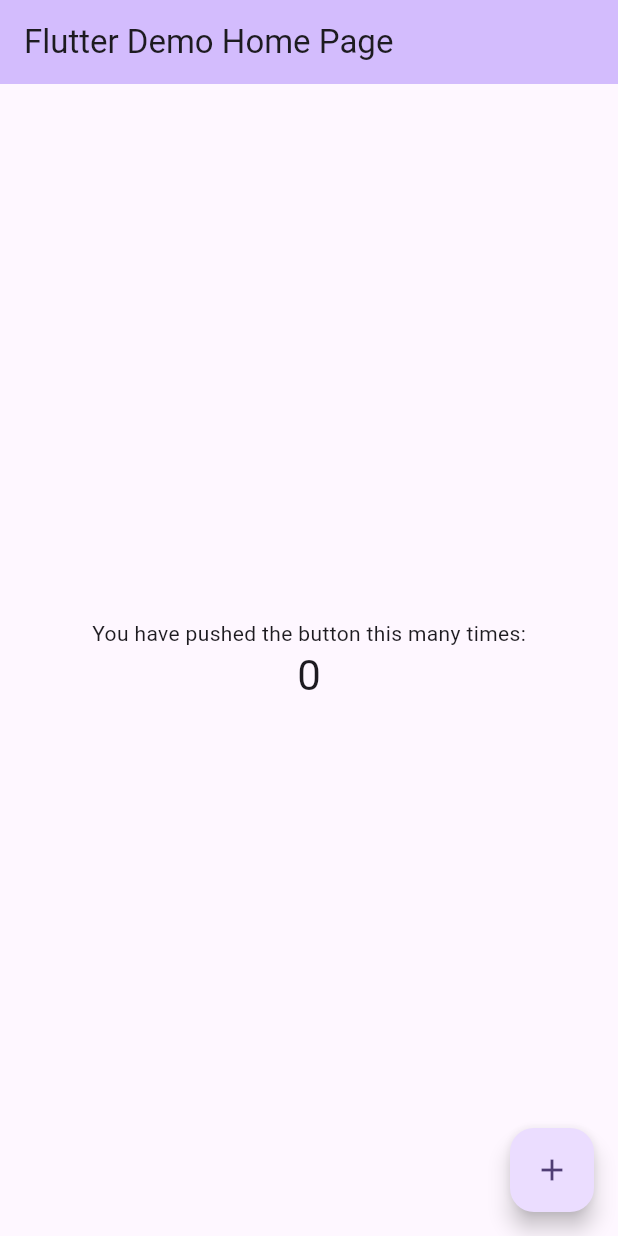
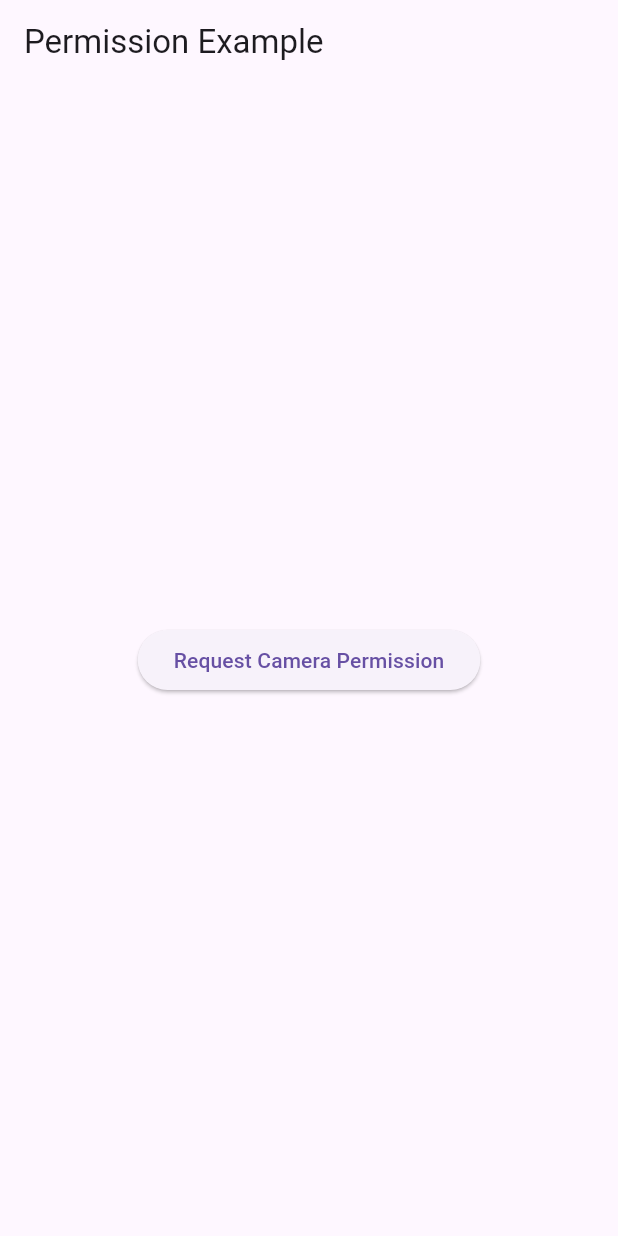
Before and after one commit to 67Vatsal/flutter_permission_manager, a Flutter app: the screen it shows after launch, on a phone screen of 412 x 824 dp. Run offline on Flutter 3.47's test engine with Material 3 defaults, Android fonts, the phone set to English and light mode, and no system bars; our stand-ins replace permission_handler.

Commit message:
permission manager

```diff
--- a/lib/main.dart
+++ b/lib/main.dart
@@ -1,4 +1,9 @@
+import 'package:flutter/cupertino.dart';
 import 'package:flutter/material.dart';
+import 'package:flutter_permission_manager/permission_UI_state.dart';
+import 'package:flutter_permission_manager/permission_manager.dart';
+import 'package:flutter_permission_manager/permission_type.dart';
+import 'package:permission_handler/permission_handler.dart';
 
 void main() {
   runApp(const MyApp());
@@ -7,116 +12,88 @@ void main() {
 class MyApp extends StatelessWidget {
   const MyApp({super.key});
 
-  // This widget is the root of your application.
   @override
   Widget build(BuildContext context) {
     return MaterialApp(
-      title: 'Flutter Demo',
-      theme: ThemeData(
-        // This is the theme of your application.
-        //
-        // TRY THIS: Try running your application with "flutter run". You'll see
-        // the application has a purple toolbar. Then, without quitting the app,
-        // try changing the seedColor in the colorScheme below to Colors.green
-        // and then invoke "hot reload" (save your changes or press the "hot
-        // reload" button in a Flutter-supported IDE, or press "r" if you used
-        // the command line to start the app).
-        //
-        // Notice that the counter didn't reset back to zero; the application
-        // state is not lost during the reload. To reset the state, use hot
-        // restart instead.
-        //
-        // This works for code too, not just values: Most code changes can be
-        // tested with just a hot reload.
-        colorScheme: .fromSeed(seedColor: Colors.deepPurple),
-      ),
-      home: const MyHomePage(title: 'Flutter Demo Home Page'),
+      debugShowCheckedModeBanner: false,
+      home: const PermissionScreen(),
     );
   }
 }
 
-class MyHomePage extends StatefulWidget {
-  const MyHomePage({super.key, required this.title});
-
-  // This widget is the home page of your application. It is stateful, meaning
-  // that it has a State object (defined below) that contains fields that affect
-  // how it looks.
-
-  // This class is the configuration for the state. It holds the values (in this
-  // case the title) provided by the parent (in this case the App widget) and
-  // used by the build method of the State. Fields in a Widget subclass are
-  // always marked "final".
-
-  final String title;
+class PermissionScreen extends StatefulWidget {
+  const PermissionScreen({super.key});
 
   @override
-  State<MyHomePage> createState() => _MyHomePageState();
+  State<PermissionScreen> createState() => _PermissionScreenState();
 }
 
-class _MyHomePageState extends State<MyHomePage> {
-  int _counter = 0;
+class _PermissionScreenState extends State<PermissionScreen> {
+  PermissionUIState _state = PermissionUIState.idle;
 
-  void _incrementCounter() {
+  Future<void> requestCameraPermission() async {
+    final status =
+    await PermissionManager.requestWithStatus(AppPermission.camera);
+
     setState(() {
-      // This call to setState tells the Flutter framework that something has
-      // changed in this State, which causes it to rerun the build method below
-      // so that the display can reflect the updated values. If we changed
-      // _counter without calling setState(), then the build method would not be
-      // called again, and so nothing would appear to happen.
-      _counter++;
+      if (status.isGranted) {
+        _state = PermissionUIState.granted;
+      } else if (status.isPermanentlyDenied) {
+        _state = PermissionUIState.permanentlyDenied;
+      } else {
+        _state = PermissionUIState.denied;
+      }
     });
   }
 
   @override
   Widget build(BuildContext context) {
-    // This method is rerun every time setState is called, for instance as done
-    // by the _incrementCounter method above.
-    //
-    // The Flutter framework has been optimized to make rerunning build methods
-    // fast, so that you can just rebuild anything that needs updating rather
-    // than having to individually change instances of widgets.
     return Scaffold(
-      appBar: AppBar(
-        // TRY THIS: Try changing the color here to a specific color (to
-        // Colors.amber, perhaps?) and trigger a hot reload to see the AppBar
-        // change color while the other colors stay the same.
-        backgroundColor: Theme.of(context).colorScheme.inversePrimary,
-        // Here we take the value from the MyHomePage object that was created by
-        // the App.build method, and use it to set our appbar title.
-        title: Text(widget.title),
-      ),
-      body: Center(
-        // Center is a layout widget. It takes a single child and positions it
-        // in the middle of the parent.
-        child: Column(
-          // Column is also a layout widget. It takes a list of children and
-          // arranges them vertically. By default, it sizes itself to fit its
-          // children horizontally, and tries to be as tall as its parent.
-          //
-          // Column has various properties to control how it sizes itself and
-          // how it positions its children. Here we use mainAxisAlignment to
-          // center the children vertically; the main axis here is the vertical
-          // axis because Columns are vertical (the cross axis would be
-          // horizontal).
-          //
-          // TRY THIS: Invoke "debug painting" (choose the "Toggle Debug Paint"
-          // action in the IDE, or press "p" in the console), to see the
-          // wireframe for each widget.
-          mainAxisAlignment: .center,
+      appBar: AppBar(title: const Text('Permission Example')),
+      body: Center(child: _buildContent()),
+    );
+  }
+
+  Widget _buildContent() {
+    switch (_state) {
+      case PermissionUIState.granted:
+        return const Text(
+          '✅ Permission Granted',
+          textAlign: TextAlign.center,
+        );
+
+      case PermissionUIState.denied:
+        return Column(
+          mainAxisSize: MainAxisSize.min,
           children: [
-            const Text('You have pushed the button this many times:'),
-            Text(
-              '$_counter',
-              style: Theme.of(context).textTheme.headlineMedium,
+            const Text('❌ Permission Denied'),
+            const SizedBox(height: 12),
+            ElevatedButton(
+              onPressed: requestCameraPermission,
+              child: const Text('Try Again'),
             ),
           ],
-        ),
-      ),
-      floatingActionButton: FloatingActionButton(
-        onPressed: _incrementCounter,
-        tooltip: 'Increment',
-        child: const Icon(Icons.add),
-      ),
-    );
+        );
+
+      case PermissionUIState.permanentlyDenied:
+        return Column(
+          mainAxisSize: MainAxisSize.min,
+          children: [
+            const Text('⚠ Permission Permanently Denied'),
+            const SizedBox(height: 12),
+            ElevatedButton(
+              onPressed: PermissionManager.openSettings,
+              child: const Text('Open Settings'),
+            ),
+          ],
+        );
+
+      case PermissionUIState.idle:
+      default:
+        return ElevatedButton(
+          onPressed: requestCameraPermission,
+          child: const Text('Request Camera Permission'),
+        );
+    }
   }
 }
--- /dev/null
+++ b/lib/permission_UI_state.dart
@@ -0,0 +1,6 @@
+enum PermissionUIState {
+  idle,
+  granted,
+  denied,
+  permanentlyDenied,
+}
--- /dev/null
+++ b/lib/permission_manager.dart
@@ -0,0 +1,32 @@
+import 'package:permission_handler/permission_handler.dart';
+import 'permission_mapper.dart';
+import 'permission_type.dart';
+
+class PermissionManager {
+
+  /// Request permission and return full status
+  static Future<PermissionStatus> requestWithStatus(
+      AppPermission permission) async {
+    final permissionObj = PermissionMapper.map(permission);
+    final status = await permissionObj.request();
+    return status;
+  }
+
+  /// Request permission (simple true/false)
+  static Future<bool> request(AppPermission permission) async {
+    final status = await requestWithStatus(permission);
+    return status.isGranted;
+  }
+
+  /// Check if permission already granted
+  static Future<bool> isGranted(AppPermission permission) async {
+    final status =
+    await PermissionMapper.map(permission).status;
+    return status.isGranted;
+  }
+
+  /// Open app settings
+  static Future<void> openSettings() async {
+    await openAppSettings();
+  }
+}
--- /dev/null
+++ b/lib/permission_mapper.dart
@@ -0,0 +1,19 @@
+import 'package:permission_handler/permission_handler.dart';
+import 'permission_type.dart';
+
+class PermissionMapper {
+  static Permission map(AppPermission permission) {
+    switch (permission) {
+      case AppPermission.camera:
+        return Permission.camera;
+      case AppPermission.storage:
+        return Permission.storage;
+      case AppPermission.microphone:
+        return Permission.microphone;
+      case AppPermission.location:
+        return Permission.locationWhenInUse;
+      case AppPermission.notification:
+        return Permission.notification;
+    }
+  }
+}
--- /dev/null
+++ b/lib/permission_type.dart
@@ -0,0 +1,7 @@
+enum AppPermission {
+  camera,
+  storage,
+  microphone,
+  location,
+  notification,
+}
--- a/pubspec.yaml
+++ b/pubspec.yaml
@@ -34,6 +34,7 @@ dependencies:
   # The following adds the Cupertino Icons font to your application.
   # Use with the CupertinoIcons class for iOS style icons.
   cupertino_icons: ^1.0.8
+  permission_handler: ^11.3.1
 
 dev_dependencies:
   flutter_test:
```
Also changed, not shown: pubspec.lock, 4 other files.
